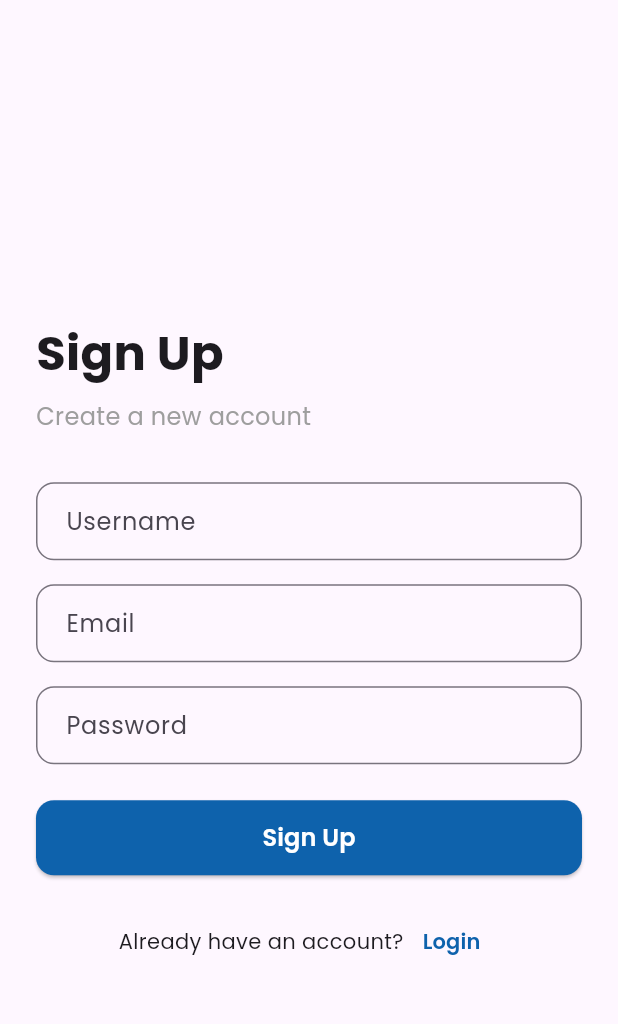
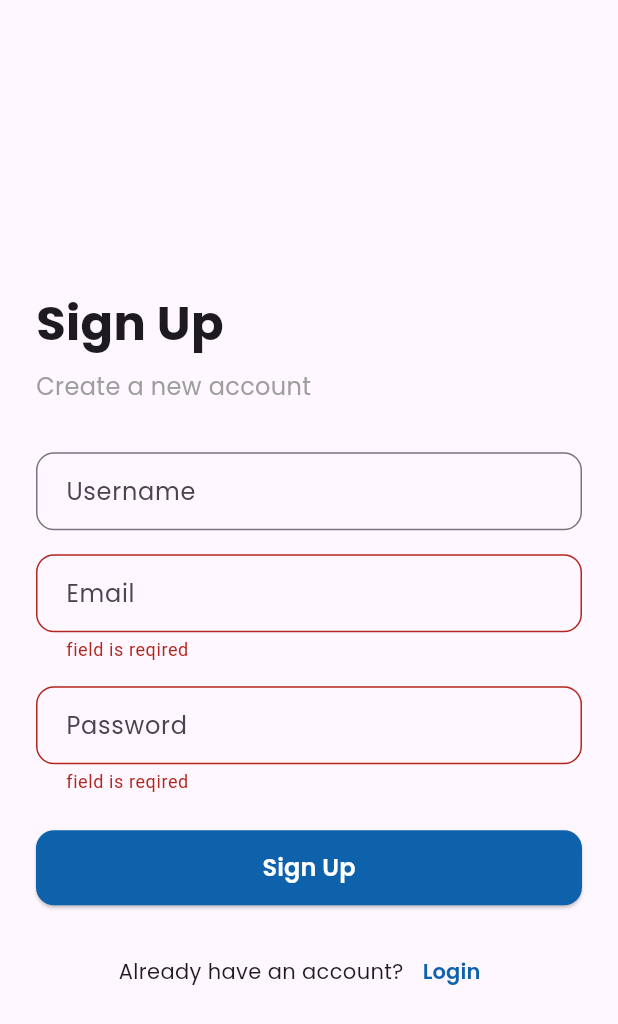
Before and after one commit to Omnia-Waleed-Mohamed/chat-app, a Flutter app: the SignUpScreen screen opened directly, after a tap on "Sign Up", on a phone screen of 412 x 824 dp. Shown: the top 1024 px of the screen. Run offline on Flutter 3.47's test engine with Material 3 defaults, Android fonts, the phone set to English and light mode, and no system bars; our stand-ins replace firebase_auth, firebase_core, google_fonts; accounts and stored records are empty.

```diff
--- a/lib/view/signUpScreen.dart
+++ b/lib/view/signUpScreen.dart
@@ -1,17 +1,23 @@
 import 'package:chat_app/constants.dart';
 import 'package:chat_app/view/logInScreen.dart';
+import 'package:firebase_auth/firebase_auth.dart';
 import 'package:flutter/material.dart';
 import 'package:google_fonts/google_fonts.dart';
 
 class SignUpScreen extends StatelessWidget {
-  const SignUpScreen({super.key});
+  //const SignUpScreen({super.key});
 
+  String? email;
+  String? password;
+  GlobalKey<FormState> formKey = GlobalKey();
   @override
   Widget build(BuildContext context) {
     return Scaffold(
       body: SafeArea(
         child: Padding(
           padding: const EdgeInsets.all(24.0),
+          child: Form(
+            key: formKey,
             child: Column(
               crossAxisAlignment: CrossAxisAlignment.start,
               mainAxisAlignment: MainAxisAlignment.center,
@@ -43,13 +49,22 @@ class SignUpScreen extends StatelessWidget {
                       borderRadius: BorderRadius.circular(12),
                       borderSide: const BorderSide(color: Colors.grey),
                     ),
-                  contentPadding: const EdgeInsets.symmetric(horizontal: 16, vertical: 14),
+                    contentPadding: const EdgeInsets.symmetric(
+                        horizontal: 16, vertical: 14),
                   ),
                 ),
                 const SizedBox(height: 16),
 
                 // Email TextField
-              TextField(
+                TextFormField(
+                  validator: (data) {
+                    if (data!.isEmpty) {
+                      return 'field is reqired';
+                    }
+                  },
+                  onChanged: (data) {
+                    email = data;
+                  },
                   decoration: InputDecoration(
                     hintText: "Email",
                     hintStyle: GoogleFonts.poppins(),
@@ -57,13 +72,22 @@ class SignUpScreen extends StatelessWidget {
                       borderRadius: BorderRadius.circular(12),
                       borderSide: const BorderSide(color: Colors.grey),
                     ),
-                  contentPadding: const EdgeInsets.symmetric(horizontal: 16, vertical: 14),
+                    contentPadding: const EdgeInsets.symmetric(
+                        horizontal: 16, vertical: 14),
                   ),
                 ),
                 const SizedBox(height: 16),
 
                 // Password TextField
-              TextField(
+                TextFormField(
+                  validator: (data) {
+                    if (data!.isEmpty) {
+                      return 'field is reqired';
+                    }
+                  },
+                  onChanged: (data) {
+                    password = data;
+                  },
                   obscureText: true,
                   decoration: InputDecoration(
                     hintText: "Password",
@@ -72,7 +96,8 @@ class SignUpScreen extends StatelessWidget {
                       borderRadius: BorderRadius.circular(12),
                       borderSide: const BorderSide(color: Colors.grey),
                     ),
-                  contentPadding: const EdgeInsets.symmetric(horizontal: 16, vertical: 14),
+                    contentPadding: const EdgeInsets.symmetric(
+                        horizontal: 16, vertical: 14),
                   ),
                 ),
                 const SizedBox(height: 24),
@@ -88,7 +113,54 @@ class SignUpScreen extends StatelessWidget {
                         borderRadius: BorderRadius.circular(12),
                       ),
                     ),
-                  onPressed: () {},
+                    onPressed: () async {
+                      if (formKey.currentState!.validate()) {
+                        try {
+                          var auth = FirebaseAuth.instance;
+                          UserCredential user =
+                              await auth.createUserWithEmailAndPassword(
+                            email: email!,
+                            password: password!,
+                          );
+
+                          ScaffoldMessenger.of(context).showSnackBar(
+                            const SnackBar(
+                                content: Text('Registration successful')),
+                          );
+                        } on FirebaseAuthException catch (e) {
+                          String errorMessage;
+                          switch (e.code) {
+                            case 'email-already-in-use':
+                              errorMessage =
+                                  'This email is already registered.';
+                              break;
+                            case 'invalid-email':
+                              errorMessage = 'The email address is not valid.';
+                              break;
+                            case 'weak-password':
+                              errorMessage = 'The password is too weak.';
+                              break;
+                            case 'operation-not-allowed':
+                              errorMessage =
+                                  'Email/password accounts are not enabled.';
+                              break;
+                            default:
+                              errorMessage =
+                                  'Registration failed. Please try again.';
+                          }
+
+                          ScaffoldMessenger.of(context).showSnackBar(
+                            SnackBar(content: Text(errorMessage)),
+                          );
+                        } catch (e) {
+                          ScaffoldMessenger.of(context).showSnackBar(
+                            const SnackBar(
+                                content: Text(
+                                    'An error occurred. Please try again.')),
+                          );
+                        }
+                      }
+                    },
                     child: Text(
                       "Sign Up",
                       style: GoogleFonts.poppins(
@@ -111,8 +183,10 @@ class SignUpScreen extends StatelessWidget {
                     ),
                     TextButton(
                       onPressed: () {
-                      Navigator.push(context, MaterialPageRoute(builder:
-                      (context)=>LogInScreen()));
+                        Navigator.push(
+                            context,
+                            MaterialPageRoute(
+                                builder: (context) => LogInScreen()));
                       },
                       child: Text(
                         "Login",
@@ -128,6 +202,7 @@ class SignUpScreen extends StatelessWidget {
             ),
           ),
         ),
+      ),
     );
   }
 }
--- a/pubspec.yaml
+++ b/pubspec.yaml
@@ -32,7 +32,8 @@ dependencies:
     sdk: flutter
   google_fonts: ^6.1.0
   firebase_core: ^3.14.0
-
+  firebase_auth: ^5.6.0
+  modal_progress_hud_nsn: ^0.5.1
 
   # The following adds the Cupertino Icons font to your application.
   # Use with the CupertinoIcons class for iOS style icons.
```
Also changed, not shown: pubspec.lock, 4 other files. Lines whose indentation alone changed are shown as unchanged.
